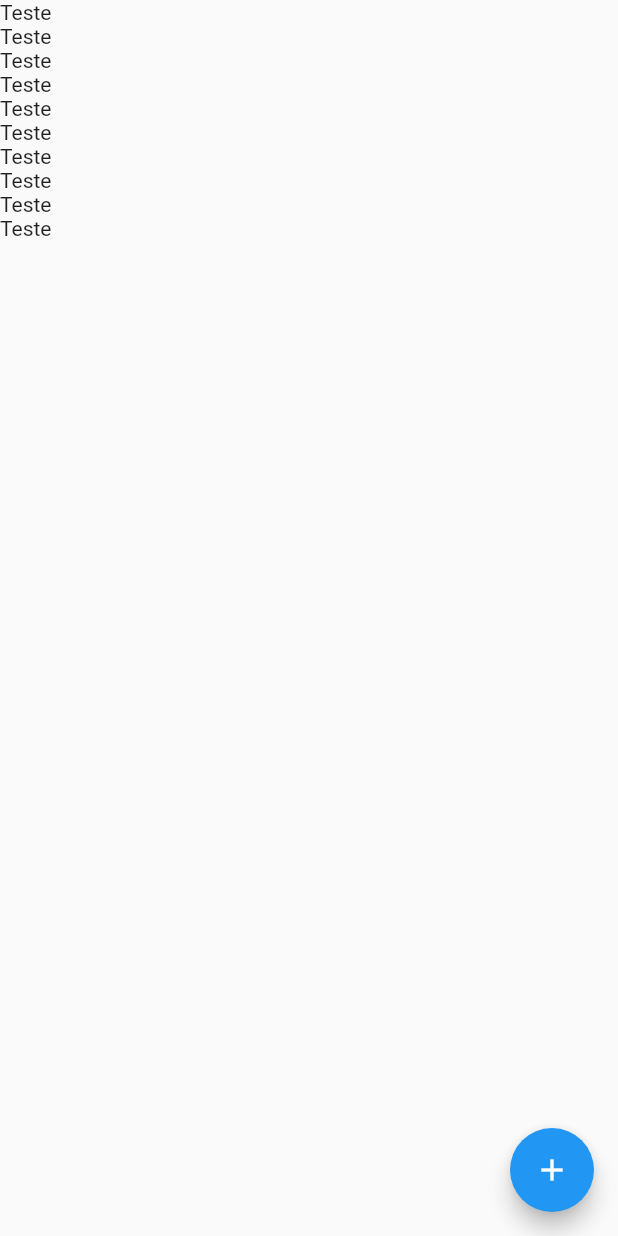
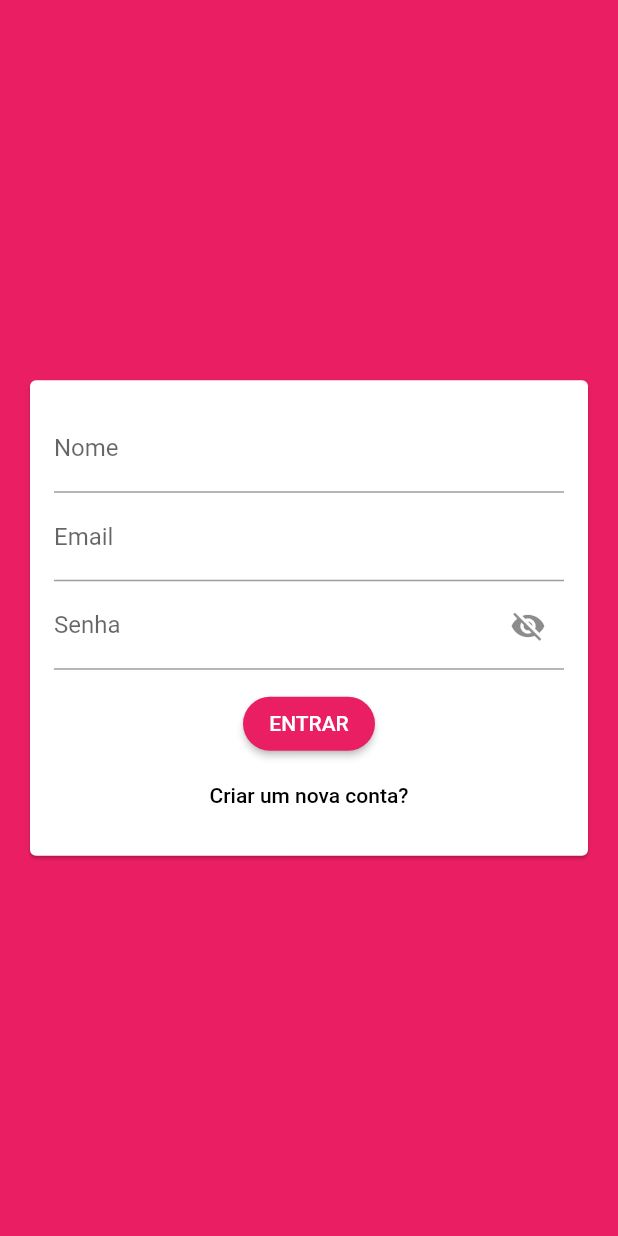
Before and after one commit to Shynjy/app_chat, a Flutter app: the screen it shows after launch, on a phone screen of 412 x 824 dp. Run offline on Flutter 3.47's test engine with Material 2 defaults, Android fonts, the phone set to English and light mode, and no system bars; our stand-ins replace cloud_firestore, firebase_core; accounts and stored records are empty.

Commit message:
update app

```diff
--- a/lib/main.dart
+++ b/lib/main.dart
@@ -4,7 +4,8 @@ import 'package:flutter/material.dart';
 import 'package:firebase_core/firebase_core.dart';
 
 // Screens
-import './screens/chat_screen.dart';
+// import './screens/chat_screen.dart';
+import './screens/auth_screen.dart';
 
 void main() {
   runApp(MyApp());
@@ -24,10 +25,20 @@ class MyApp extends StatelessWidget {
           title: 'Chat',
           debugShowCheckedModeBanner: false,
           theme: ThemeData(
-            primarySwatch: Colors.blue,
+            primarySwatch: Colors.pink,
+            backgroundColor: Colors.pink,
+            accentColor: Colors.deepPurple,
+            accentColorBrightness: Brightness.dark,
+            buttonTheme: ButtonTheme.of(context).copyWith(
+              buttonColor: Colors.pink,
+              textTheme: ButtonTextTheme.primary,
+              shape: RoundedRectangleBorder(
+                borderRadius: BorderRadius.all(Radius.circular(20)),
+              ),
+            ),
             visualDensity: VisualDensity.adaptivePlatformDensity,
           ),
-          home: ChatScreen(),
+          home: AuthScreen(),
         );
       },
     );
--- /dev/null
+++ b/lib/screens/auth_screen.dart
@@ -0,0 +1,19 @@
+import 'package:flutter/material.dart';
+
+// Widgets
+import '../widgets/auth_form.dart';
+
+class AuthScreen extends StatefulWidget {
+  @override
+  _AuthScreenState createState() => _AuthScreenState();
+}
+
+class _AuthScreenState extends State<AuthScreen> {
+  @override
+  Widget build(BuildContext context) {
+    return Scaffold(
+      backgroundColor: Theme.of(context).primaryColor,
+      body: AuthForm(),
+    );
+  }
+}
--- a/lib/screens/chat_screen.dart
+++ b/lib/screens/chat_screen.dart
@@ -1,22 +1,28 @@
 import 'package:flutter/material.dart';
 import 'package:cloud_firestore/cloud_firestore.dart';
+// import 'package:firebase_auth/firebase_auth.dart';
 
 class ChatScreen extends StatelessWidget {
   @override
   Widget build(BuildContext context) {
+    // final User user = FirebaseAuth.instance.currentUser;
     return Scaffold(
       body: StreamBuilder<Object>(
-        stream: FirebaseFirestore.instance.collection('chat').snapshots(),
+        stream: FirebaseFirestore.instance
+            .collection('chat')
+            .orderBy('createdAt', descending: true)
+            .snapshots(),
         builder: (context, snapshot) {
           if (snapshot.connectionState == ConnectionState.waiting) {
             return Center(
               child: CircularProgressIndicator(),
             );
           } else {
+            // var documents = snapshot.data.documents;
             return ListView.builder(
               itemCount: 10,
               itemBuilder: (ctx, index) => Container(
-                child: Text('Teste'),
+                // child: Text(documents[index].get('text')),
               ),
             );
           }
--- /dev/null
+++ b/lib/widgets/auth_form.dart
@@ -0,0 +1,69 @@
+import 'package:flutter/material.dart';
+
+class AuthForm extends StatefulWidget {
+  @override
+  _AuthFormState createState() => _AuthFormState();
+}
+
+class _AuthFormState extends State<AuthForm> {
+  // Torna senha visível
+  bool _isObscure = true;
+  void _swichObscure() {
+    setState(() {
+      _isObscure = !_isObscure;
+    });
+  }
+
+  @override
+  Widget build(BuildContext context) {
+    return Center(
+      child: Card(
+        margin: EdgeInsets.all(20),
+        child: SingleChildScrollView(
+          child: Padding(
+            padding: EdgeInsets.all(16),
+            child: Form(
+              child: Column(
+                children: <Widget>[
+                  TextFormField(
+                    textInputAction: TextInputAction.next,
+                    decoration: InputDecoration(
+                      labelText: 'Nome',
+                    ),
+                  ),
+                  TextFormField(
+                    textInputAction: TextInputAction.next,
+                    decoration: InputDecoration(
+                      labelText: 'Email',
+                    ),
+                  ),
+                  TextFormField(
+                    obscureText: _isObscure,
+                    decoration: InputDecoration(
+                      labelText: 'Senha',
+                      suffixIcon: IconButton(
+                        icon: _isObscure
+                            ? Icon(Icons.visibility_off)
+                            : Icon(Icons.visibility),
+                        onPressed: _swichObscure,
+                      ),
+                    ),
+                  ),
+                  SizedBox(height: 12),
+                  RaisedButton(
+                    child: Text('ENTRAR'),
+                    onPressed: () {},
+                  ),
+                  FlatButton(
+                    child: Text('Criar um nova conta?'),
+                    onPressed: () {},
+                  ),
+                ],
+              ),
+            ),
+          ),
+        ),
+      ),
+    );
+  }
+}
```
